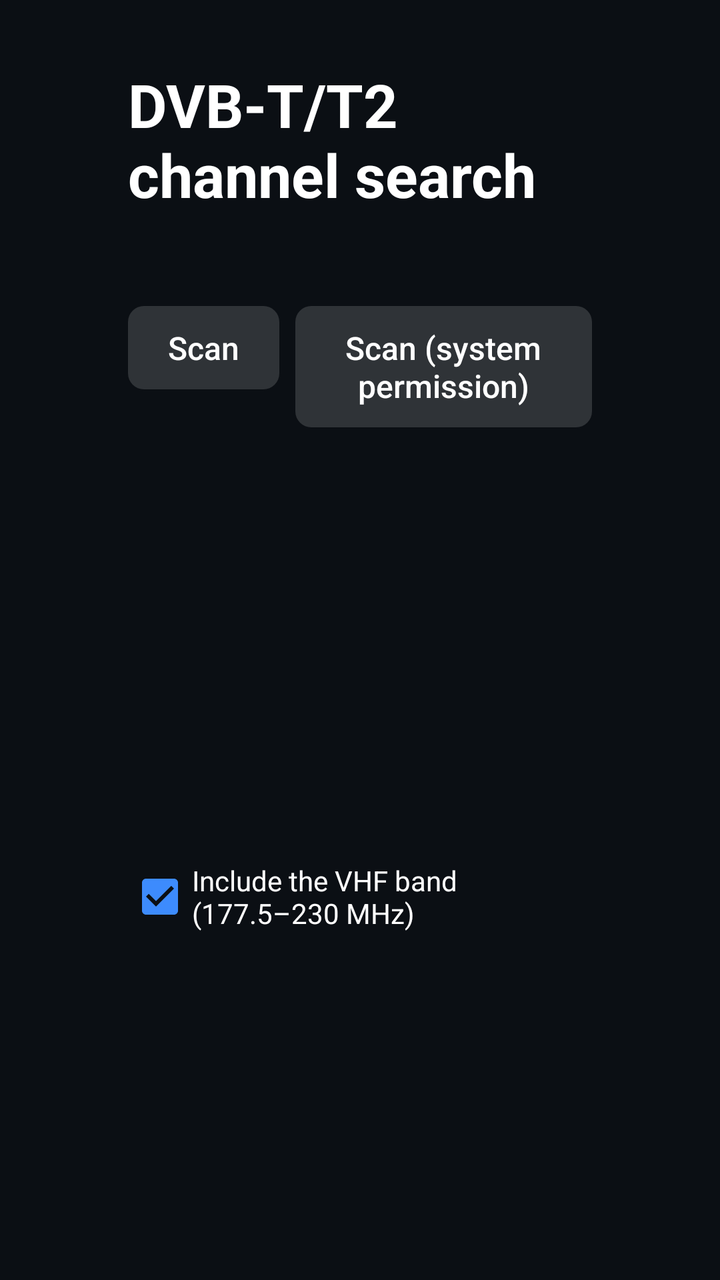
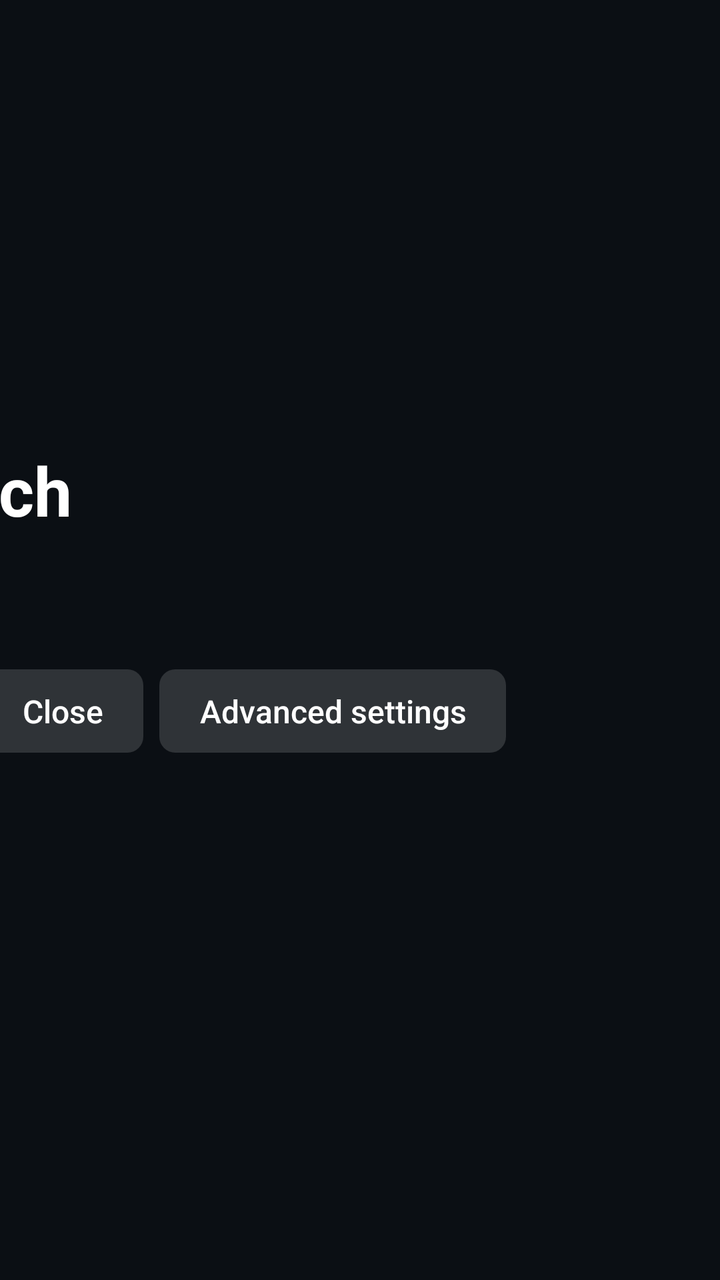

Before-and-after screenshots of an Android layout around one commit, followed by the original layout XML and the change that was made.
<!-- AndroidManifest.xml: application theme AppTheme -->
<!-- res/layout/activity_scan.xml -->
<?xml version="1.0" encoding="utf-8"?>
<LinearLayout xmlns:android="http://schemas.android.com/apk/res/android"
    android:layout_width="match_parent"
    android:layout_height="match_parent"
    android:background="#FF0B0F14"
    android:orientation="vertical"
    android:paddingStart="64dp"
    android:paddingTop="32dp"
    android:paddingEnd="64dp"
    android:paddingBottom="24dp">

    <TextView
        android:layout_width="wrap_content"
        android:layout_height="wrap_content"
        android:text="@string/scan_title"
        android:textColor="@color/text_primary"
        android:textSize="30sp"
        android:textStyle="bold" />

    <TextView
        android:id="@+id/scan_mode"
        android:layout_width="match_parent"
        android:layout_height="wrap_content"
        android:layout_marginTop="8dp"
        android:textColor="@color/text_secondary"
        android:textSize="16sp" />

    <LinearLayout
        android:id="@+id/scan_methods"
        android:layout_width="wrap_content"
        android:layout_height="wrap_content"
        android:layout_marginTop="16dp"
        android:orientation="horizontal">

        <Button
            android:id="@+id/scan_service"
            android:layout_width="wrap_content"
            android:layout_height="wrap_content"
            android:text="@string/scan_method_service" />

        <Button
            android:id="@+id/scan_direct"
            android:layout_width="wrap_content"
            android:layout_height="wrap_content"
            android:layout_marginStart="8dp"
            android:text="@string/scan_method_direct" />

        <Button
            android:id="@+id/scan_setup"
            android:layout_width="wrap_content"
            android:layout_height="wrap_content"
            android:layout_marginStart="8dp"
            android:text="@string/scan_method_setup" />

    </LinearLayout>

    <LinearLayout
        android:id="@+id/scan_options"
        android:layout_width="wrap_content"
        android:layout_height="wrap_content"
        android:layout_marginTop="8dp"
        android:orientation="horizontal">

        <CheckBox
            android:id="@+id/scan_vhf"
            android:layout_width="wrap_content"
            android:layout_height="wrap_content"
            android:checked="true"
            android:text="@string/scan_include_vhf"
            android:textColor="@color/text_primary" />

        <CheckBox
            android:id="@+id/scan_t2"
            android:layout_width="wrap_content"
            android:layout_height="wrap_content"
            android:layout_marginStart="24dp"
            android:checked="true"
            android:text="@string/scan_dvbt2"
            android:textColor="@color/text_primary" />

        <CheckBox
            android:id="@+id/scan_lna"
            android:layout_width="wrap_content"
            android:layout_height="wrap_content"
            android:layout_marginStart="24dp"
            android:text="@string/scan_lna"
            android:textColor="@color/text_primary" />
    </LinearLayout>

    <TextView
        android:id="@+id/scan_frontend"
        android:layout_width="match_parent"
        android:layout_height="wrap_content"
        android:layout_marginTop="8dp"
        android:fontFamily="monospace"
        android:textColor="#FF7CFC9A"
        android:textSize="14sp" />

    <ProgressBar
        android:id="@+id/scan_progress"
        style="@android:style/Widget.DeviceDefault.ProgressBar.Horizontal"
        android:layout_width="match_parent"
        android:layout_height="wrap_content"
        android:layout_marginTop="16dp"
        android:max="100" />

    <TextView
        android:id="@+id/scan_status"
        android:layout_width="match_parent"
        android:layout_height="wrap_content"
        android:layout_marginTop="8dp"
        android:textColor="@color/text_primary"
        android:textSize="20sp" />

    <LinearLayout
        android:layout_width="wrap_content"
        android:layout_height="wrap_content"
        android:layout_marginTop="12dp"
        android:orientation="horizontal">

        <Button
            android:id="@+id/scan_cancel"
            android:layout_width="wrap_content"
            android:layout_height="wrap_content"
            android:text="@string/scan_cancel"
            android:visibility="gone" />

        <Button
            android:id="@+id/scan_diag"
            android:layout_width="wrap_content"
            android:layout_height="wrap_content"
            android:layout_marginStart="8dp"
            android:text="@string/menu_diagnostics" />

        <Button
            android:id="@+id/scan_close"
            android:layout_width="wrap_content"
            android:layout_height="wrap_content"
            android:layout_marginStart="8dp"
            android:text="@string/scan_close" />
    </LinearLayout>

    <TextView
        android:layout_width="wrap_content"
        android:layout_height="wrap_content"
        android:layout_marginTop="12dp"
        android:text="@string/scan_events"
        android:textColor="@color/text_secondary"
        android:textSize="14sp" />

    <TextView
        android:id="@+id/scan_log"
        android:layout_width="match_parent"
        android:layout_height="0dp"
        android:layout_weight="1"
        android:background="#FF000000"
        android:fontFamily="monospace"
        android:gravity="bottom"
        android:padding="8dp"
        android:textColor="#FFB8C2CC"
        android:textSize="11sp" />
</LinearLayout>
<!-- resources referenced by this layout -->
<resources>
  <color name="text_primary">#FFFFFFFF</color>
  <color name="text_secondary">#FFB0B8C4</color>
  <string name="menu_diagnostics">Diagnostics</string>
  <string name="scan_cancel">Stop</string>
  <string name="scan_close">Close</string>
  <string name="scan_dvbt2">DVB-T2 mode (also receives DVB-T)</string>
  <string name="scan_events">Scan events:</string>
  <string name="scan_include_vhf">Include the VHF band (177.5–230 MHz)</string>
  <string name="scan_lna">Tuner LNA amplifier</string>
  <string name="scan_method_direct">Scan (system permission)</string>
  <string name="scan_method_service">Scan</string>
  <string name="scan_method_setup">System wizard</string>
  <string name="scan_title">DVB-T/T2 channel search</string>
  <style name="AppTheme" parent="@android:style/Theme.DeviceDefault.NoActionBar.Fullscreen">
          <item name="android:windowBackground">@android:color/black</item>
          <item name="android:colorAccent">@color/accent</item>
          <item name="android:buttonStyle">@style/MenuButtonBase</item>
      </style>
  <color name="accent">#FF3D8BFD</color>
  <style name="MenuButtonBase" parent="@android:style/Widget.DeviceDefault.Button">
          <item name="android:minWidth">0dp</item>
          <item name="android:minHeight">0dp</item>
          <item name="android:paddingStart">20dp</item>
          <item name="android:paddingEnd">20dp</item>
          <item name="android:paddingTop">10dp</item>
          <item name="android:paddingBottom">10dp</item>
          <item name="android:background">@drawable/menu_button_bg</item>
          <item name="android:textAllCaps">false</item>
          <item name="android:textColor">@color/text_primary</item>
          <item name="android:textSize">16sp</item>
          <item name="android:stateListAnimator">@null</item>
      </style>
  <!-- drawable menu_button_bg (drawable) -->
  <?xml version="1.0" encoding="utf-8"?>
  <selector xmlns:android="http://schemas.android.com/apk/res/android">
      <item android:state_focused="true"><shape><solid android:color="@color/accent" /><corners android:radius="8dp" /></shape></item>
      <item android:state_pressed="true"><shape><solid android:color="@color/accent" /><corners android:radius="8dp" /></shape></item>
      <item><shape><solid android:color="#26FFFFFF" /><corners android:radius="8dp" /></shape></item>
  </selector>
</resources>

<!-- the commit's change to res/layout/activity_scan.xml (unified diff, before → after) -->
@@ -1,162 +1,163 @@
 <?xml version="1.0" encoding="utf-8"?>
-<LinearLayout xmlns:android="http://schemas.android.com/apk/res/android"
+<FrameLayout xmlns:android="http://schemas.android.com/apk/res/android"
     android:layout_width="match_parent"
     android:layout_height="match_parent"
-    android:background="#FF0B0F14"
-    android:orientation="vertical"
-    android:paddingStart="64dp"
-    android:paddingTop="32dp"
-    android:paddingEnd="64dp"
-    android:paddingBottom="24dp">
-
-    <TextView
-        android:layout_width="wrap_content"
-        android:layout_height="wrap_content"
-        android:text="@string/scan_title"
-        android:textColor="@color/text_primary"
-        android:textSize="30sp"
-        android:textStyle="bold" />
-
-    <TextView
-        android:id="@+id/scan_mode"
-        android:layout_width="match_parent"
-        android:layout_height="wrap_content"
-        android:layout_marginTop="8dp"
-        android:textColor="@color/text_secondary"
-        android:textSize="16sp" />
+    android:background="#FF0B0F14">
 
     <LinearLayout
-        android:id="@+id/scan_methods"
-        android:layout_width="wrap_content"
+        android:layout_width="760dp"
         android:layout_height="wrap_content"
-        android:layout_marginTop="16dp"
-        android:orientation="horizontal">
+        android:layout_gravity="center"
+        android:orientation="vertical">
 
-        <Button
-            android:id="@+id/scan_service"
+        <TextView
             android:layout_width="wrap_content"
             android:layout_height="wrap_content"
-            android:text="@string/scan_method_service" />
+            android:text="@string/scan_title"
+            android:textColor="@color/text_primary"
+            android:textSize="34sp"
+            android:textStyle="bold" />
 
-        <Button
-            android:id="@+id/scan_direct"
+        <TextView
+            android:id="@+id/scan_mode"
+            android:layout_width="match_parent"
+            android:layout_height="wrap_content"
+            android:layout_marginTop="12dp"
+            android:lineSpacingMultiplier="1.15"
+            android:textColor="@color/text_secondary"
+            android:textSize="20sp" />
+
+        <LinearLayout
+            android:id="@+id/scan_methods"
             android:layout_width="wrap_content"
             android:layout_height="wrap_content"
-            android:layout_marginStart="8dp"
-            android:text="@string/scan_method_direct" />
+            android:layout_marginTop="28dp"
+            android:orientation="horizontal">
 
-        <Button
-            android:id="@+id/scan_setup"
-            android:layout_width="wrap_content"
+            <Button
+                android:id="@+id/scan_service"
+                android:layout_width="wrap_content"
+                android:layout_height="wrap_content"
+                android:text="@string/scan_method_service" />
+
+            <Button
+                android:id="@+id/scan_close"
+                android:layout_width="wrap_content"
+                android:layout_height="wrap_content"
+                android:layout_marginStart="8dp"
+                android:text="@string/scan_close" />
+
+            <Button
+                android:id="@+id/scan_advanced_toggle"
+                android:layout_width="wrap_content"
+                android:layout_height="wrap_content"
+                android:layout_marginStart="8dp"
+                android:text="@string/scan_advanced_show" />
+        </LinearLayout>
+
+        <LinearLayout
+            android:id="@+id/scan_advanced"
+            android:layout_width="match_parent"
             android:layout_height="wrap_content"
-            android:layout_marginStart="8dp"
-            android:text="@string/scan_method_setup" />
+            android:layout_marginTop="20dp"
+            android:orientation="vertical"
+            android:visibility="gone">
 
-    </LinearLayout>
+            <LinearLayout
+                android:id="@+id/scan_options"
+                android:layout_width="wrap_content"
+                android:layout_height="wrap_content"
+                android:orientation="vertical">
 
-    <LinearLayout
-        android:id="@+id/scan_options"
-        android:layout_width="wrap_content"
-        android:layout_height="wrap_content"
-        android:layout_marginTop="8dp"
-        android:orientation="horizontal">
+                <CheckBox
+                    android:id="@+id/scan_vhf"
+                    android:layout_width="wrap_content"
+                    android:layout_height="wrap_content"
+                    android:checked="true"
+                    android:text="@string/scan_include_vhf"
+                    android:textColor="@color/text_primary" />
 
-        <CheckBox
-            android:id="@+id/scan_vhf"
-            android:layout_width="wrap_content"
+                <CheckBox
+                    android:id="@+id/scan_t2"
+                    android:layout_width="wrap_content"
+                    android:layout_height="wrap_content"
+                    android:checked="true"
+                    android:text="@string/scan_dvbt2"
+                    android:textColor="@color/text_primary" />
+
+                <CheckBox
+                    android:id="@+id/scan_lna"
+                    android:layout_width="wrap_content"
+                    android:layout_height="wrap_content"
+                    android:text="@string/scan_lna"
+                    android:textColor="@color/text_primary" />
+            </LinearLayout>
+
+            <LinearLayout
+                android:layout_width="wrap_content"
+                android:layout_height="wrap_content"
+                android:layout_marginTop="12dp"
+                android:orientation="horizontal">
+
+                <Button
+                    android:id="@+id/scan_direct"
+                    android:layout_width="wrap_content"
+                    android:layout_height="wrap_content"
+                    android:text="@string/scan_method_direct" />
+
+                <Button
+                    android:id="@+id/scan_setup"
+                    android:layout_width="wrap_content"
+                    android:layout_height="wrap_content"
+                    android:layout_marginStart="8dp"
+                    android:text="@string/scan_method_setup" />
+
+                <Button
+                    android:id="@+id/scan_diag"
+                    android:layout_width="wrap_content"
+                    android:layout_height="wrap_content"
+                    android:layout_marginStart="8dp"
+                    android:text="@string/menu_diagnostics" />
+            </LinearLayout>
+        </LinearLayout>
+        <ProgressBar
+            android:id="@+id/scan_progress"
+            style="@android:style/Widget.DeviceDefault.ProgressBar.Horizontal"
+            android:layout_width="match_parent"
             android:layout_height="wrap_content"
-            android:checked="true"
-            android:text="@string/scan_include_vhf"
-            android:textColor="@color/text_primary" />
+            android:layout_marginTop="28dp"
+            android:max="100"
+            android:visibility="gone" />
 
-        <CheckBox
-            android:id="@+id/scan_t2"
-            android:layout_width="wrap_content"
+        <TextView
+            android:id="@+id/scan_status"
+            android:layout_width="match_parent"
             android:layout_height="wrap_content"
-            android:layout_marginStart="24dp"
-            android:checked="true"
-            android:text="@string/scan_dvbt2"
-            android:textColor="@color/text_primary" />
-
-        <CheckBox
-            android:id="@+id/scan_lna"
-            android:layout_width="wrap_content"
-            android:layout_height="wrap_content"
-            android:layout_marginStart="24dp"
-            android:text="@string/scan_lna"
-            android:textColor="@color/text_primary" />
-    </LinearLayout>
-
-    <TextView
-        android:id="@+id/scan_frontend"
-        android:layout_width="match_parent"
-        android:layout_height="wrap_content"
-        android:layout_marginTop="8dp"
-        android:fontFamily="monospace"
-        android:textColor="#FF7CFC9A"
-        android:textSize="14sp" />
-
-    <ProgressBar
-        android:id="@+id/scan_progress"
-        style="@android:style/Widget.DeviceDefault.ProgressBar.Horizontal"
-        android:layout_width="match_parent"
-        android:layout_height="wrap_content"
-        android:layout_marginTop="16dp"
-        android:max="100" />
-
-    <TextView
-        android:id="@+id/scan_status"
-        android:layout_width="match_parent"
-        android:layout_height="wrap_content"
-        android:layout_marginTop="8dp"
-        android:textColor="@color/text_primary"
-        android:textSize="20sp" />
-
-    <LinearLayout
-        android:layout_width="wrap_content"
-        android:layout_height="wrap_content"
-        android:layout_marginTop="12dp"
-        android:orientation="horizontal">
+            android:layout_marginTop="12dp"
+            android:lineSpacingMultiplier="1.15"
+            android:textColor="@color/text_primary"
+            android:textSize="22sp" />
 
         <Button
             android:id="@+id/scan_cancel"
             android:layout_width="wrap_content"
             android:layout_height="wrap_content"
+            android:layout_marginTop="16dp"
             android:text="@string/scan_cancel"
             android:visibility="gone" />
 
-        <Button
-            android:id="@+id/scan_diag"
-            android:layout_width="wrap_content"
-            android:layout_height="wrap_content"
-            android:layout_marginStart="8dp"
-            android:text="@string/menu_diagnostics" />
-
-        <Button
-            android:id="@+id/scan_close"
-            android:layout_width="wrap_content"
-            android:layout_height="wrap_content"
-            android:layout_marginStart="8dp"
-            android:text="@string/scan_close" />
     </LinearLayout>
 
+    
     <TextView
+        android:id="@+id/scan_frontend"
         android:layout_width="wrap_content"
         android:layout_height="wrap_content"
-        android:layout_marginTop="12dp"
-        android:text="@string/scan_events"
-        android:textColor="@color/text_secondary"
-        android:textSize="14sp" />
+        android:visibility="gone" />
 
     <TextView
         android:id="@+id/scan_log"
-        android:layout_width="match_parent"
-        android:layout_height="0dp"
-        android:layout_weight="1"
-        android:background="#FF000000"
-        android:fontFamily="monospace"
-        android:gravity="bottom"
-        android:padding="8dp"
-        android:textColor="#FFB8C2CC"
-        android:textSize="11sp" />
-</LinearLayout>
+        android:layout_width="wrap_content"
+        android:layout_height="wrap_content"
+        android:visibility="gone" />
+</FrameLayout>
<!-- resource entries referenced after the edit -->
@@ -3,16 +3,16 @@
   <color name="text_primary">#FFFFFFFF</color>
   <color name="text_secondary">#FFB0B8C4</color>
   <string name="menu_diagnostics">Diagnostics</string>
+  <string name="scan_advanced_show">Advanced settings</string>
   <string name="scan_cancel">Stop</string>
   <string name="scan_close">Close</string>
   <string name="scan_dvbt2">DVB-T2 mode (also receives DVB-T)</string>
-  <string name="scan_events">Scan events:</string>
   <string name="scan_include_vhf">Include the VHF band (177.5–230 MHz)</string>
-  <string name="scan_lna">Tuner LNA amplifier</string>
+  <string name="scan_lna">Antenna amplifier in the tuner (LNA)</string>
   <string name="scan_method_direct">Scan (system permission)</string>
-  <string name="scan_method_service">Scan</string>
+  <string name="scan_method_service">Search for channels</string>
   <string name="scan_method_setup">System wizard</string>
-  <string name="scan_title">DVB-T/T2 channel search</string>
+  <string name="scan_title">Channel search</string>
   <style name="AppTheme" parent="@android:style/Theme.DeviceDefault.NoActionBar.Fullscreen">
           <item name="android:windowBackground">@android:color/black</item>
           <item name="android:colorAccent">@color/accent</item>
